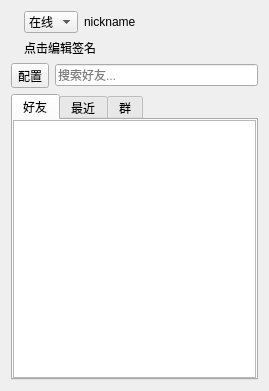
Above: widget.ui from PowerOlive/qWebQQ before the change. Below: the same form after it.
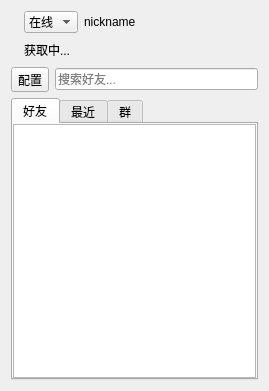
That is the form after the change. The open tabs and pages were chosen to show the change. Icons and pictures are not drawn.

The edit to the form file:
```diff
--- a/widget.ui
+++ b/widget.ui
@@ -343,17 +343,6 @@
                </property>
               </widget>
              </item>
-            </layout>
-           </item>
-           <item>
-            <widget class="QLabel" name="wStatusLine">
-             <property name="text">
-              <string>点击编辑签名</string>
-             </property>
-            </widget>
-           </item>
-          </layout>
-         </item>
          <item>
           <spacer name="horizontalSpacer_9">
            <property name="orientation">
@@ -366,6 +355,29 @@
             </size>
            </property>
           </spacer>
+             </item>
+            </layout>
+           </item>
+           <item>
+            <widget class="QStackedWidget" name="statusEditStack">
+             <property name="sizePolicy">
+              <sizepolicy hsizetype="Expanding" vsizetype="Fixed">
+               <horstretch>0</horstretch>
+               <verstretch>0</verstretch>
+              </sizepolicy>
+             </property>
+             <property name="currentIndex">
+              <number>1</number>
+             </property>
+             <widget class="QLabel" name="wStatusLine">
+              <property name="text">
+               <string>获取中...</string>
+              </property>
+             </widget>
+             <widget class="QLineEdit" name="wStatusLineEdit"/>
+            </widget>
+           </item>
+          </layout>
          </item>
         </layout>
        </item>
```
Left out of the diff: 2 changed lines with no effect on the pictures. Lines whose indentation alone changed are shown as unchanged.
